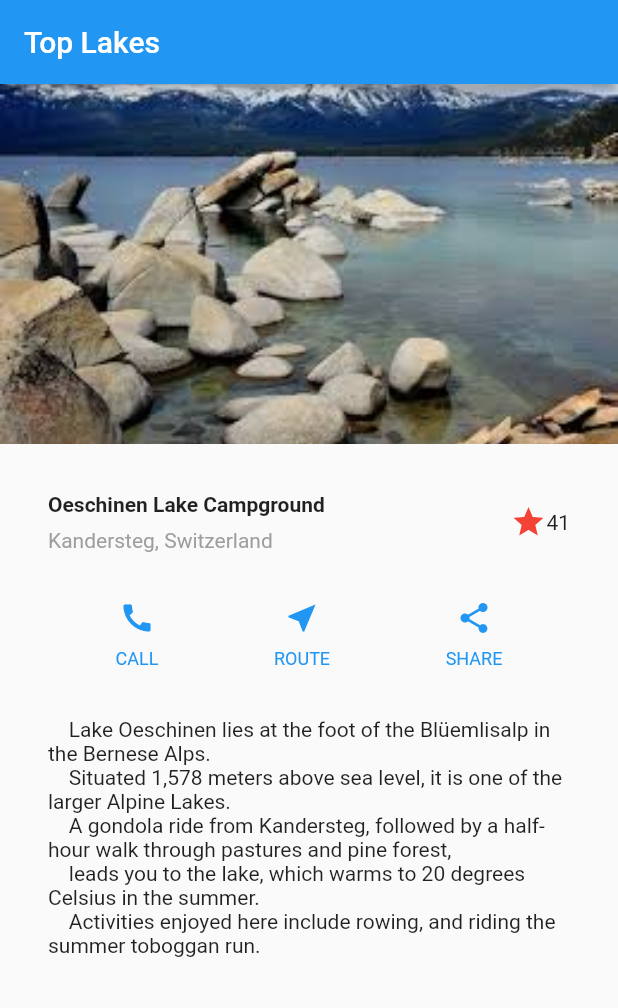
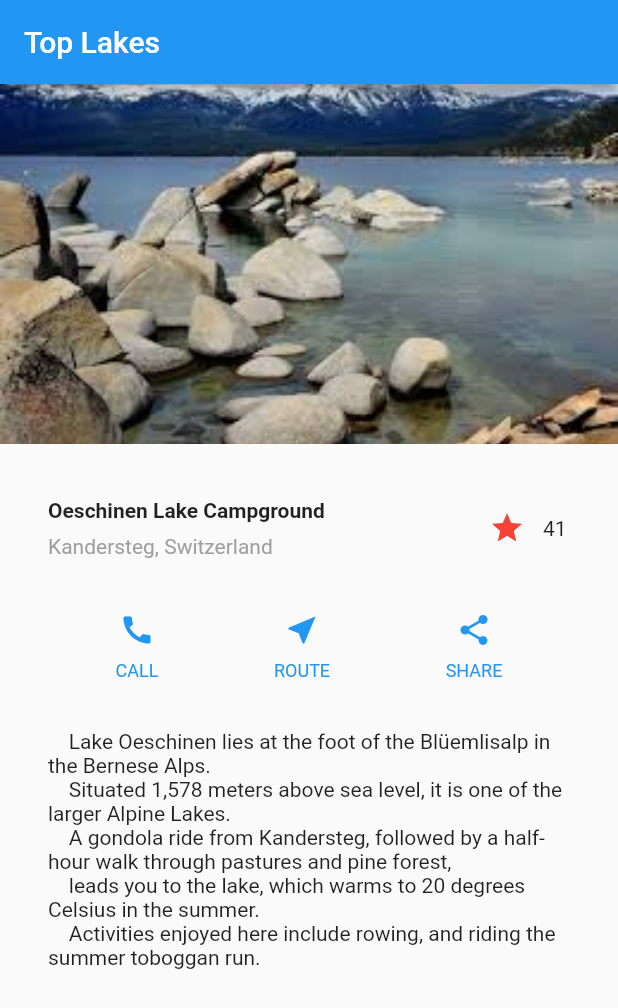
Before and after one commit to bwnyasse/flutter-box, a Flutter app: the screen it shows after launch, on a phone screen of 412 x 824 dp. Shown: the top 1008 px of the screen. Run offline on Flutter 3.47's test engine with Material 2 defaults, Android fonts, the phone set to English and light mode, and no system bars.

Commit message:
[bl] adding favorite state

```diff
--- a/building_layout/lib/main.dart
+++ b/building_layout/lib/main.dart
@@ -93,11 +93,7 @@ class MyApp extends StatelessWidget {
                     ],
                   )
               ),
-              new Icon(
-                Icons.star,
-                color: Colors.red[500],
-              ),
-              new Text('41'),
+              new FavoriteWidget()
             ],)
       );
 
@@ -132,3 +128,55 @@ class MyApp extends StatelessWidget {
     );
   }
 }
+
+class FavoriteWidget extends StatefulWidget {
+  @override
+  _FavoriteWidgetState createState() => new _FavoriteWidgetState();
+}
+
+class _FavoriteWidgetState extends State<FavoriteWidget> {
+
+  bool _isFavorited = true;
+  int _favoriteCount = 41;
+
+  _toggleFavorite() {
+    setState(() {
+      // If the lake is currently favorited, unfavorite it.
+      if (_isFavorited) {
+        _favoriteCount -= 1;
+        _isFavorited = false;
+        // Otherwise, favorite it.
+      } else {
+        _favoriteCount += 1;
+        _isFavorited = true;
+      }
+    });
+  }
+
+  @override
+  Widget build(BuildContext context) =>
+      new Row(
+        mainAxisSize: MainAxisSize.min,
+        children: <Widget>[
+          new Container(
+            padding: new EdgeInsets.all(0.0),
+            child: new IconButton(
+                icon: _isFavorited
+                    ? new Icon(Icons.star)
+                    : new Icon(Icons.star_border),
+                color: Colors.red[500],
+                onPressed: _toggleFavorite),
+          ),
+          new SizedBox(
+            width: 18.0,
+            child: new Container(
+              child: new Text("$_favoriteCount"),
+            ),
+          )
+        ],
+      );
+
+
+
+
+}
```
